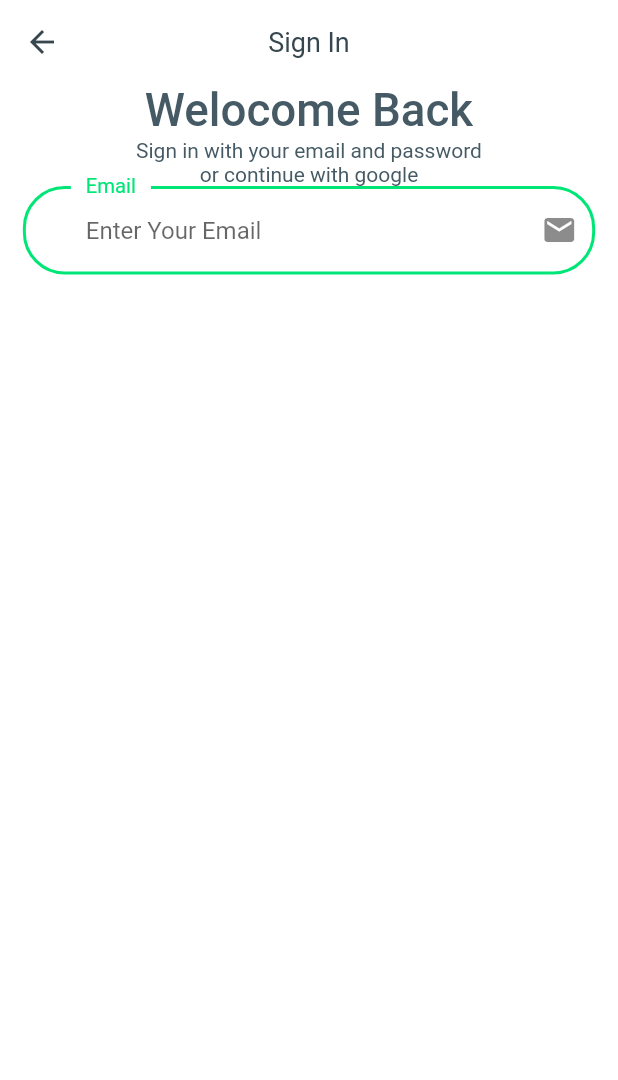
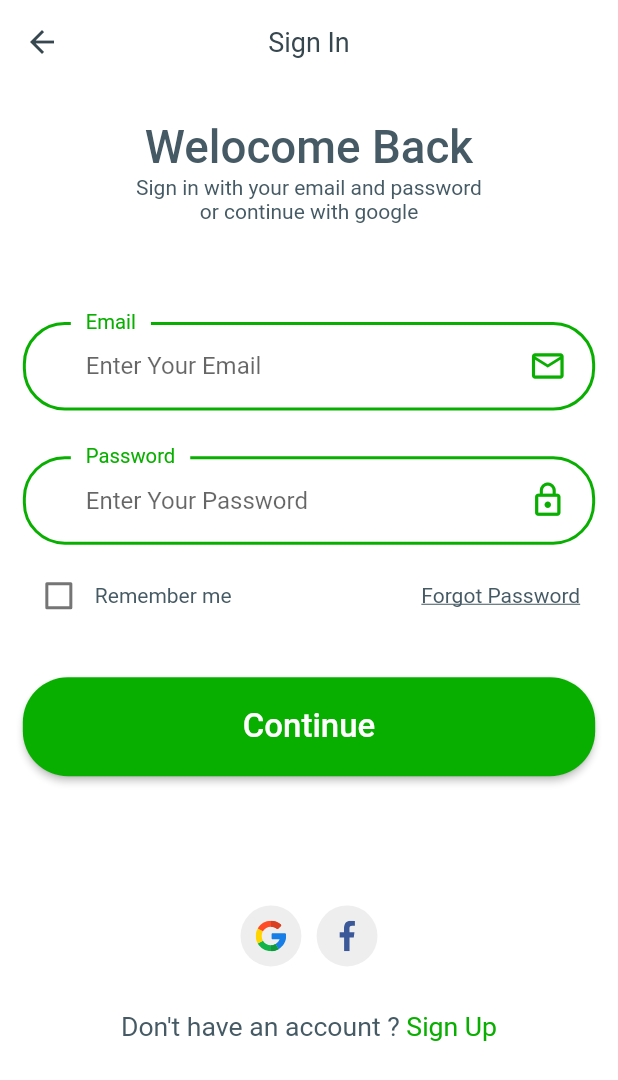
Before and after one commit to ManulaUluwatta/aswanna_application, a Flutter app: the SignInScreen screen opened by its route, on a phone screen of 412 x 824 dp. Shown: the top 1080 px of the screen. Run offline on Flutter 3.47's test engine with Material 2 defaults, Android fonts, the phone set to English and light mode, and no system bars; our stand-ins replace flutter_svg, google_fonts.

Commit message:
completed login page

```diff
--- /dev/null
+++ b/lib/components/custom_suffix_icon.dart
@@ -0,0 +1,28 @@
+import 'package:flutter/material.dart';
+
+import '../size_cofig.dart';
+
+class CustomSuffixIcon extends StatelessWidget {
+  const CustomSuffixIcon({
+    Key? key,
+    required this.icons,
+  }) : super(key: key);
+  final IconData icons;
+
+  @override
+  Widget build(BuildContext context) {
+    return Padding(
+      padding: EdgeInsets.fromLTRB(
+        0,
+        getProportionateScreenWidth(30.0),
+        getProportionateScreenWidth(30.0),
+        getProportionateScreenWidth(30.0),
+      ),
+      child: Icon(
+        icons,
+        color: Color(0xFF09af00),
+        size: getProportionateScreenWidth(50.0),
+      ),
+    );
+  }
+}
--- /dev/null
+++ b/lib/components/default_button.dart
@@ -0,0 +1,38 @@
+import 'package:flutter/material.dart';
+
+import '../size_cofig.dart';
+
+class DefaultButton extends StatelessWidget {
+  const DefaultButton({
+    Key? key,
+    required this.text,
+    required this.press,
+  }) : super(key: key);
+  final String text;
+  final Function()? press;
+
+  @override
+  Widget build(BuildContext context) {
+    return SizedBox(
+      width: double.infinity,
+      height: getProportionateScreenHeight(65.0),
+      child: ElevatedButton(
+        style: ButtonStyle(
+            shape: MaterialStateProperty.all(
+              RoundedRectangleBorder(
+                borderRadius: BorderRadius.circular(30.0),
+              ),
+            ),
+            backgroundColor: MaterialStateProperty.all(Color(0xFF09af00))),
+        onPressed: press,
+        child: Text(
+          "Continue",
+          style: TextStyle(
+            fontSize: 22.0,
+            color: Colors.white,
+          ),
+        ),
+      ),
+    );
+  }
+}
--- /dev/null
+++ b/lib/components/no_account_text.dart
@@ -0,0 +1,34 @@
+
+import 'package:flutter/material.dart';
+
+import '../size_cofig.dart';
+import '../screens/forgot_password/forgot_password_screen.dart';
+
+class NoAccountText extends StatelessWidget {
+  const NoAccountText({
+    Key? key,
+  }) : super(key: key);
+
+  @override
+  Widget build(BuildContext context) {
+    return Row(
+      mainAxisAlignment: MainAxisAlignment.center,
+      children: [
+        Text(
+          "Don't have an account ?",
+          style: TextStyle(
+            fontSize: getProportionateScreenWidth(35),
+          ),
+        ),
+        GestureDetector(
+          child: Text(
+            " Sign Up",
+            style: TextStyle(
+                fontSize: getProportionateScreenWidth(35),
+                color: Color(0xFF09af00)),
+          ),
+        ),
+      ],
+    );
+  }
+}
--- /dev/null
+++ b/lib/components/social_card.dart
@@ -0,0 +1,31 @@
+import 'package:flutter/material.dart';
+import 'package:flutter_svg/svg.dart';
+
+import '../size_cofig.dart';
+
+class SocialCard extends StatelessWidget {
+  const SocialCard({
+    Key? key,
+    required this.icon,
+    required this.press,
+  }) : super(key: key);
+
+  final String icon;
+  final Function()? press;
+
+  @override
+  Widget build(BuildContext context) {
+    return GestureDetector(
+      onTap: press,
+      child: Container(
+        margin: EdgeInsets.symmetric(horizontal: getProportionateScreenWidth(10)),
+        padding: EdgeInsets.all(getProportionateScreenWidth(20)),
+        height: getProportionateScreenHeight(80),
+        width: getProportionateScreenWidth(80),
+        decoration:
+            BoxDecoration(color: Color(0xFFEEEEEE), shape: BoxShape.circle),
+        child: SvgPicture.asset(icon),
+      ),
+    );
+  }
+}
--- a/lib/constrants.dart
+++ b/lib/constrants.dart
@@ -8,6 +8,14 @@ const cPrimaryGradiantCOlor = LinearGradient(
   end: Alignment.bottomRight,
   colors: [Color(0xFFB2FF59),Color(0xFFEEFF41)]
   );
+
 const cSecondaryColor = Color(0xFFECEFF1);
 const cTextColor = Color(0xFF607D8B);
 const cAnimationDuration = Duration(microseconds: 200);
+
+final RegExp emailValidatorRegExp = RegExp(r"(^[a-zA-Z0-9_.+-]+@[a-zA-Z0-9-]+\.[a-zA-Z0-9-.]+$)");
+const String cEmailNullError = "Please enter your email";
+const String cInvalidEmailError = "Please enter valid email";
+const String cPassNullError = "Please enter your password";
+const String cShortPassError = "Password is too short";
+const String cMatchPassError = "Password don't match";
--- a/lib/routs.dart
+++ b/lib/routs.dart
@@ -1,4 +1,5 @@
-
+import 'package:aswanna_application/screens/forgot_password/forgot_password_screen.dart';
+import 'package:aswanna_application/screens/home/home_screen.dart';
 import 'package:aswanna_application/screens/sign_in/sign_in_screen.dart';
 import 'package:aswanna_application/screens/splash/splash_screen.dart';
 import 'package:flutter/widgets.dart';
@@ -6,4 +7,6 @@ import 'package:flutter/widgets.dart';
 final Map<String, WidgetBuilder> routes = {
   SplashScreen.routeName : (context) => SplashScreen(),
   SignInScreen.routeName : (context) => SignInScreen(),
+  FogotPasswodScreen.routeName : (context) => FogotPasswodScreen(),
+  HomeScreen.routeName : (context) => HomeScreen(),
 };
--- a/lib/screens/sign_in/components/body.dart
+++ b/lib/screens/sign_in/components/body.dart
@@ -1,7 +1,10 @@
-import 'package:aswanna_application/constrants.dart';
-import 'package:aswanna_application/size_cofig.dart';
+
+import 'package:aswanna_application/screens/sign_in/components/sign_form.dart';
 import 'package:flutter/material.dart';
-import 'package:flutter_svg/flutter_svg.dart';
+
+import '../../../size_cofig.dart';
+import '../../../components/social_card.dart';
+import '../../../components/no_account_text.dart';
 
 class Body extends StatelessWidget {
   const Body({Key? key}) : super(key: key);
@@ -15,8 +18,12 @@ class Body extends StatelessWidget {
           padding: EdgeInsets.symmetric(
             horizontal: getProportionateScreenWidth(30.0),
           ),
+          child: SingleChildScrollView(
             child: Column(
               children: [
+                SizedBox(
+                  height: SizeConfig.screenHeight! * 0.03,
+                ),
                 Text(
                   "Welocome Back",
                   style: TextStyle(
@@ -27,40 +34,35 @@ class Body extends StatelessWidget {
                   "Sign in with your email and password \nor continue with google",
                   textAlign: TextAlign.center,
                 ),
+                SizedBox(
+                  height: SizeConfig.screenHeight! * 0.08,
+                ),
                 SignForm(),
+                SizedBox(
+                  height: SizeConfig.screenHeight! * 0.08,
+                ),
+                Row(
+                  mainAxisAlignment: MainAxisAlignment.center,
+                  children: [
+                    SocialCard(
+                      icon: "assets/icons/google.svg",
+                      press: () {},
+                    ),
+                    SocialCard(
+                      icon: "assets/icons/facebook.svg",
+                      press: () {},
+                    ),
                   ],
+                ),
+                SizedBox(
+                  height: getProportionateScreenHeight(10),
+                ),
+                NoAccountText(),
+              ],
+            ),
           ),
         ),
       ),
     );
   }
 }
-
-class SignForm extends StatefulWidget {
-  const SignForm({Key? key}) : super(key: key);
-
-  @override
-  _SignFormState createState() => _SignFormState();
-}
-
-class _SignFormState extends State<SignForm> {
-  @override
-  Widget build(BuildContext context) {
-    return Form(
-      child: Column(
-        children: [
-          TextFormField(
-              decoration: InputDecoration(
-                labelText: "Email",
-                hintText: "Enter Your Email",
-                floatingLabelBehavior: FloatingLabelBehavior.always,
-                suffixIcon: Icon(
-                  Icons.email,
-
-                  )
-          )),
-        ],
-      ),
-    );
-  }
-}
--- /dev/null
+++ b/lib/screens/sign_in/components/sign_form.dart
@@ -0,0 +1,167 @@
+import 'package:aswanna_application/screens/home/home_screen.dart';
+import 'package:flutter/material.dart';
+
+import '../../../constrants.dart';
+import '../../../size_cofig.dart';
+import '../../../components/default_button.dart';
+import '../../../components/custom_suffix_icon.dart';
+import '../../../components/form_error.dart';
+import '../../forgot_password/forgot_password_screen.dart';
+
+class SignForm extends StatefulWidget {
+  const SignForm({Key? key}) : super(key: key);
+
+  @override
+  _SignFormState createState() => _SignFormState();
+}
+
+class _SignFormState extends State<SignForm> {
+  final _formKey = GlobalKey<FormState>();
+  late String email;
+  late String password;
+  bool remember = false;
+  final List<String> errors = [];
+  @override
+  Widget build(BuildContext context) {
+    return Form(
+      key: _formKey,
+      child: Column(
+        children: [
+          buildEmailFormField(),
+          SizedBox(
+            height: getProportionateScreenHeight(30.0),
+          ),
+          buildPasswordFormField(),
+          SizedBox(
+            height: getProportionateScreenHeight(10.0),
+          ),
+          Padding(
+            padding: EdgeInsets.fromLTRB(0, 0, 10, 10),
+            child: Row(
+              children: [
+                Checkbox(
+                  value: remember,
+                  // fillColor: MaterialStateProperty.all(Color(0xFF09af00)),
+                  activeColor: Color(0xFF09af00),
+                  onChanged: (value) {
+                    setState(() {
+                      remember = value!;
+                    });
+                  },
+                ),
+                Text("Remember me"),
+                Spacer(),
+                GestureDetector(
+                  onTap: () => Navigator.pushNamed(
+                      context, FogotPasswodScreen.routeName),
+                  child: Text(
+                    "Forgot Password",
+                    style: TextStyle(decoration: TextDecoration.underline),
+                  ),
+                ),
+              ],
+            ),
+          ),
+          FormError(errors: errors),
+          SizedBox(
+            height: getProportionateScreenHeight(20.0),
+          ),
+          DefaultButton(
+            text: "Continue",
+            press: () {
+              if (_formKey.currentState!.validate() && errors.length == 0) {
+                _formKey.currentState!.save();
+                print(email);
+                print(password);
+                Navigator.pushNamed(context, HomeScreen.routeName);
+              }
+            },
+          ),
+        ],
+      ),
+    );
+  }
+
+  TextFormField buildPasswordFormField() {
+    return TextFormField(
+      // keyboardType: TextInputType.visiblePassword,
+      obscureText: true,
+      onSaved: (newValue) => password = newValue!,
+      onChanged: (value) {
+        if (value.isNotEmpty && errors.contains(cPassNullError)) {
+          setState(() {
+            errors.remove(cPassNullError);
+          });
+        } else if (value.length >= 8 && errors.contains(cShortPassError)) {
+          setState(() {
+            errors.remove(cShortPassError);
+          });
+        }
+        return null;
+      },
+      validator: (value) {
+        if (value!.isEmpty && !errors.contains(cPassNullError)) {
+          setState(() {
+            errors.add(cPassNullError);
+          });
+        } else if (value.length < 8 && !errors.contains(cShortPassError)) {
+          setState(() {
+            errors.add(cShortPassError);
+          });
+        }
+        return null;
+      },
+      decoration: InputDecoration(
+        labelText: "Password",
+        hintText: "Enter Your Password",
+        floatingLabelBehavior: FloatingLabelBehavior.always,
+        //Create suffix icon as a widget and pass the icon
+        suffixIcon: CustomSuffixIcon(
+          icons: Icons.lock_outline,
+        ),
+      ),
+    );
+  }
+
+  TextFormField buildEmailFormField() {
+    return TextFormField(
+      keyboardType: TextInputType.emailAddress,
+      onSaved: (newValue) => email = newValue!,
+      onChanged: (value) {
+        if (value.isNotEmpty && errors.contains(cEmailNullError)) {
+          setState(() {
+            errors.remove(cEmailNullError);
+          });
+        } else if (emailValidatorRegExp.hasMatch(value) &&
+            errors.contains(cInvalidEmailError)) {
+          setState(() {
+            errors.remove(cInvalidEmailError);
+          });
+        }
+        return null;
+      },
+      validator: (value) {
+        if (value!.isEmpty && !errors.contains(cEmailNullError)) {
+          setState(() {
+            errors.add(cEmailNullError);
+          });
+        } else if (!emailValidatorRegExp.hasMatch(value) &&
+            !errors.contains(cInvalidEmailError)) {
+          setState(() {
+            errors.add(cInvalidEmailError);
+          });
+        }
+        return null;
+      },
+      decoration: InputDecoration(
+        labelText: "Email",
+        hintText: "Enter Your Email",
+        floatingLabelBehavior: FloatingLabelBehavior.always,
+        //Create suffix icon as a widget and pass the icon
+        suffixIcon: CustomSuffixIcon(
+          icons: Icons.email_outlined,
+        ),
+      ),
+    );
+  }
+}
```
Also changed, not shown: lib/components/form_error.dart (added, +42 -0 lines), lib/screens/forgot_password/components/body.dart (added, +127 -0 lines), lib/screens/forgot_password/forgot_password_screen.dart (added, +19 -0 lines), lib/screens/home/home_screen.dart (added, +10 -0 lines), lib/theme.dart (+6 -14 lines), assets/icons/facebook.svg (added), assets/icons/google.svg (added). Lines whose indentation alone changed are shown as unchanged.
